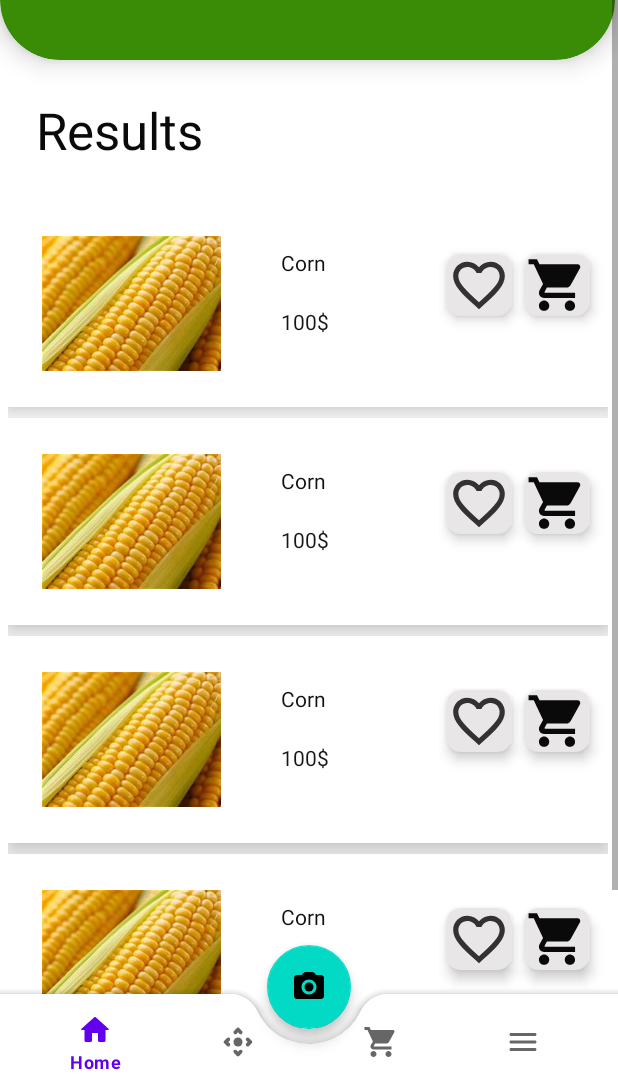
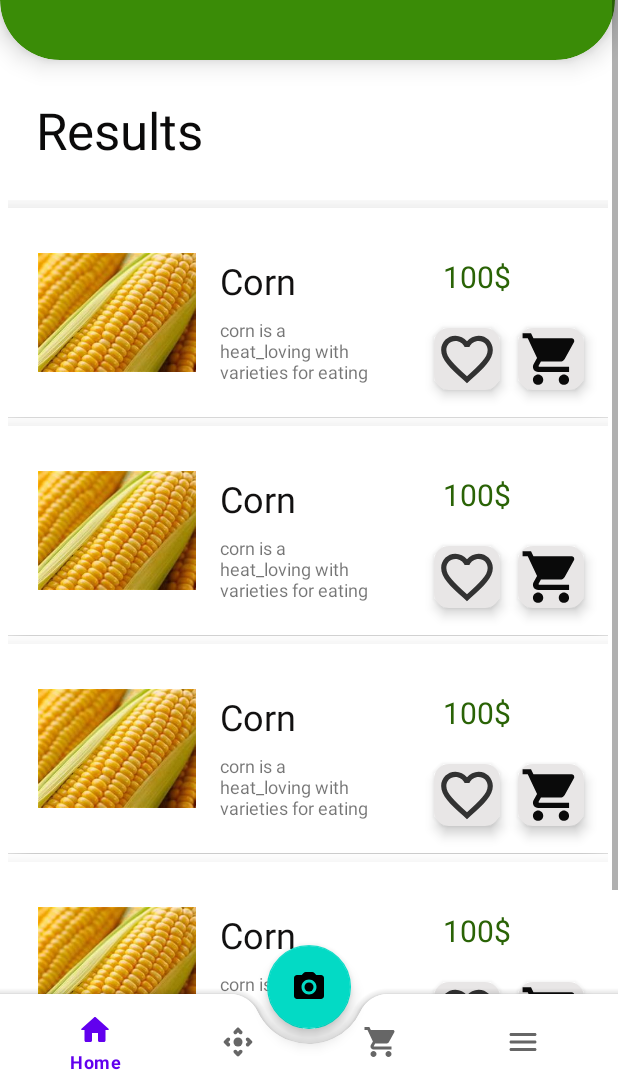
Before and after one commit to ebrahim5599/Farmer-Friend, an Android app: the fragment Search placed in its activity, on a phone screen of 412 x 824 dp, the part 146-1236 px from its top. Run offline under Robolectric (Android 15) with nearby library versions, the phone set to English and light mode, and no system bars; our stand-ins replace Picasso, navigation-ui; pictures from the network do not load; Roboto replaces fonts that are not available here.

Commit message:
item_details2

```diff
--- a/app/src/main/java/com/graduation/farmerfriend/e_commerce/Search_Item.java
+++ b/app/src/main/java/com/graduation/farmerfriend/e_commerce/Search_Item.java
@@ -5,10 +5,12 @@ public class Search_Item {
     private int Image ;
     private String Name;
     private String price ;
+    private String Description;
 
-    public Search_Item(int image, String name, String price) {
+    public Search_Item(int image, String name, String price,String description) {
         Image = image;
         Name = name;
+        Description = description ;
         this.price = price;
     }
 
@@ -35,4 +37,12 @@ public class Search_Item {
     public void setPrice(String price) {
         this.price = price;
     }
+
+    public String getDescription() {
+        return Description;
+    }
+
+    public void setDescription(String description) {
+        Description = description;
+    }
 }
--- a/app/src/main/java/com/graduation/farmerfriend/e_commerce/ViewRecycleSearchAdapter.java
+++ b/app/src/main/java/com/graduation/farmerfriend/e_commerce/ViewRecycleSearchAdapter.java
@@ -35,6 +35,7 @@ public class ViewRecycleSearchAdapter extends RecyclerView.Adapter<ViewRecycleSe
         holder.text_name.setText(search[position].getName());
         holder.text_price.setText(search[position].getPrice());
         holder.image.setImageResource(search[position].getImage());
+        holder.text_description.setText(search[position].getDescription());
     }
 
     @Override
@@ -46,6 +47,7 @@ public class ViewRecycleSearchAdapter extends RecyclerView.Adapter<ViewRecycleSe
         TextView text_name ;
         TextView text_price;
         ImageView image;
+        TextView text_description ;
 
         public ViewHolder(View itemView) {
 
@@ -53,5 +55,6 @@ public class ViewRecycleSearchAdapter extends RecyclerView.Adapter<ViewRecycleSe
             text_name = itemView.findViewById(R.id.search_name);
             text_price = itemView.findViewById(R.id.search_price);
             image = itemView.findViewById(R.id.search_image);
+            text_description = itemView.findViewById(R.id.search_description);
         }}
 }
--- a/app/src/main/java/com/graduation/farmerfriend/e_commerce/ui/Search.java
+++ b/app/src/main/java/com/graduation/farmerfriend/e_commerce/ui/Search.java
@@ -26,10 +26,10 @@ public class Search extends Fragment {
         recyclerView = view.findViewById(R.id.recycle_search);
 
         Search_Item [] search ={
-                new Search_Item(R.drawable.corn,"Corn","100$"),
-                new Search_Item(R.drawable.corn,"Corn","100$"),
-                new Search_Item(R.drawable.corn,"Corn","100$"),
-                new Search_Item(R.drawable.corn,"Corn","100$")
+                new Search_Item(R.drawable.corn,"Corn","100$","corn is a heat_loving with varieties for eating"),
+                new Search_Item(R.drawable.corn,"Corn","100$","corn is a heat_loving with varieties for eating"),
+                new Search_Item(R.drawable.corn,"Corn","100$","corn is a heat_loving with varieties for eating"),
+                new Search_Item(R.drawable.corn,"Corn","100$","corn is a heat_loving with varieties for eating")
         };
 
 
--- a/app/src/main/res/layout/item_search.xml
+++ b/app/src/main/res/layout/item_search.xml
@@ -10,7 +10,11 @@
     <androidx.cardview.widget.CardView
         android:layout_width="403dp"
         android:layout_height="wrap_content"
-        app:cardElevation="10dp"
+        android:layout_marginStart="10dp"
+        android:layout_marginTop="5dp"
+        android:layout_marginEnd="10dp"
+        android:layout_marginBottom="5dp"
+        app:cardElevation="20dp"
         app:layout_constraintBottom_toBottomOf="parent"
         app:layout_constraintEnd_toEndOf="parent"
         app:layout_constraintStart_toStartOf="parent"
@@ -19,25 +23,30 @@
 
         <androidx.constraintlayout.widget.ConstraintLayout
             android:layout_width="match_parent"
-            android:layout_height="wrap_content">
+            android:layout_height="wrap_content"
+            android:layout_marginStart="5dp"
+            android:layout_marginEnd="5dp"
+            android:elevation="20dp">
 
             <com.google.android.material.imageview.ShapeableImageView
                 android:id="@+id/search_image"
-                android:layout_width="119dp"
-                android:layout_height="138dp"
-                android:layout_marginStart="24dp"
+                android:layout_width="105dp"
+                android:layout_height="139dp"
+                android:layout_marginStart="16dp"
                 app:layout_constraintBottom_toBottomOf="parent"
                 app:layout_constraintStart_toStartOf="parent"
                 app:layout_constraintTop_toTopOf="parent"
+                app:layout_constraintVertical_bias="0.0"
                 app:shapeAppearanceOverlay="@style/roundedimage" />
 
             <TextView
                 android:id="@+id/search_name"
                 android:layout_width="wrap_content"
                 android:layout_height="wrap_content"
-                android:layout_marginStart="40dp"
+                android:layout_marginStart="16dp"
                 android:layout_marginTop="32dp"
                 android:textColor="#121111"
+                android:textSize="24sp"
                 app:layout_constraintStart_toEndOf="@+id/search_image"
                 app:layout_constraintTop_toTopOf="parent" />
 
@@ -45,18 +54,21 @@
                 android:id="@+id/search_price"
                 android:layout_width="wrap_content"
                 android:layout_height="wrap_content"
-                android:layout_marginStart="40dp"
-                android:layout_marginTop="20dp"
-                android:textColor="#171616"
-                app:layout_constraintStart_toEndOf="@+id/search_image"
-                app:layout_constraintTop_toBottomOf="@+id/search_name" />
+                android:textColor="#2A6306"
+                android:textSize="20sp"
+                app:layout_constraintBottom_toBottomOf="@+id/search_name"
+                app:layout_constraintEnd_toEndOf="parent"
+                app:layout_constraintHorizontal_bias="0.614"
+                app:layout_constraintStart_toEndOf="@+id/search_name"
+                app:layout_constraintTop_toTopOf="@+id/search_name"
+                app:layout_constraintVertical_bias="0.0" />
 
             <com.google.android.material.imageview.ShapeableImageView
                 android:id="@+id/search_fav"
                 android:layout_width="44dp"
                 android:layout_height="41dp"
-                android:layout_marginStart="80dp"
-                android:layout_marginTop="36dp"
+                android:layout_marginStart="92dp"
+                android:layout_marginTop="80dp"
                 android:background="#E8E6E6"
                 android:elevation="5dp"
                 android:src="@drawable/ic_baseline_favorite_border_24"
@@ -68,14 +80,30 @@
                 android:id="@+id/search_cart"
                 android:layout_width="44dp"
                 android:layout_height="41dp"
-                android:layout_marginStart="8dp"
-                android:layout_marginTop="36dp"
+                android:layout_marginStart="12dp"
+                android:layout_marginEnd="20dp"
                 android:background="#E8E6E6"
                 android:elevation="5dp"
                 android:src="@drawable/ic_baseline_shopping_cart_24"
+                app:layout_constraintBottom_toBottomOf="@+id/search_fav"
+                app:layout_constraintEnd_toEndOf="parent"
+                app:layout_constraintHorizontal_bias="0.0"
                 app:layout_constraintStart_toEndOf="@+id/search_fav"
-                app:layout_constraintTop_toTopOf="parent"
+                app:layout_constraintTop_toTopOf="@+id/search_fav"
+                app:layout_constraintVertical_bias="0.0"
                 app:shapeAppearanceOverlay="@style/favimage" />
+
+            <TextView
+                android:id="@+id/search_description"
+                android:layout_width="105dp"
+                android:layout_height="54dp"
+                android:layout_marginTop="8dp"
+                android:layout_marginEnd="10dp"
+                android:textSize="12sp"
+                app:layout_constraintEnd_toStartOf="@+id/search_fav"
+                app:layout_constraintHorizontal_bias="0.0"
+                app:layout_constraintStart_toStartOf="@+id/search_name"
+                app:layout_constraintTop_toBottomOf="@+id/search_name" />
 
         </androidx.constraintlayout.widget.ConstraintLayout>
     </androidx.cardview.widget.CardView>
```
